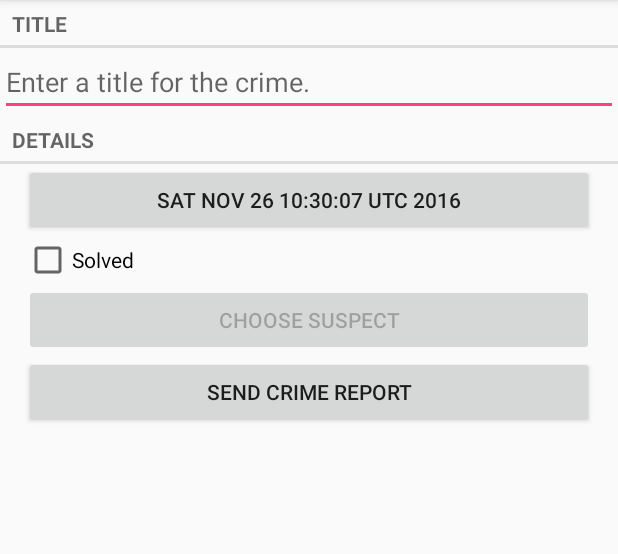
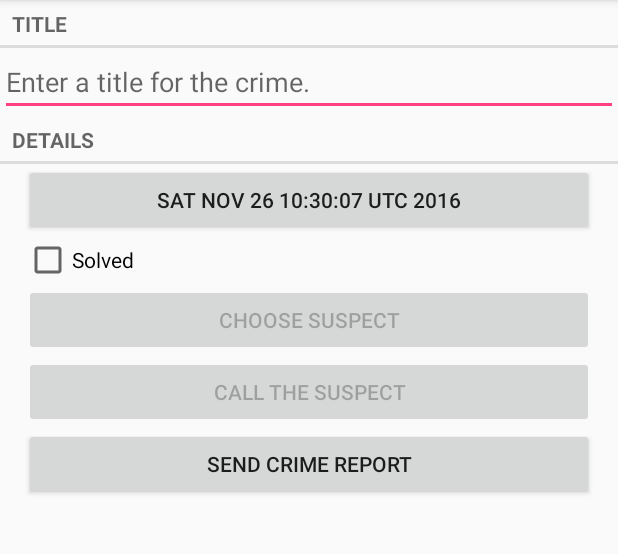
Before and after one commit to smartjinyu/APTBNRG, an Android app: the CrimeFragment screen opened directly, with no data from a screen before it, on a phone screen of 412 x 824 dp, the part 84-638 px from its top. Run offline under Robolectric (Android 15) with nearby library versions, the phone set to English and light mode, and no system bars.

Commit message:
finish all the challenges in Chapter 15

```diff
--- a/CriminalIntent/app/src/main/AndroidManifest.xml
+++ b/CriminalIntent/app/src/main/AndroidManifest.xml
@@ -8,6 +8,7 @@
         android:label="@string/app_name"
         android:supportsRtl="true"
         android:theme="@style/AppTheme">
+
         <activity android:name=".CrimeListActivity">
             <intent-filter>
                 <action android:name="android.intent.action.MAIN"/>
@@ -21,4 +22,6 @@
 
     </application>
 
+    <uses-permission android:name="android.permission.READ_CONTACTS"/>
+
 </manifest>
--- a/CriminalIntent/app/src/main/res/layout-land/fragment_crime.xml
+++ b/CriminalIntent/app/src/main/res/layout-land/fragment_crime.xml
@@ -54,6 +54,13 @@
             android:layout_height="wrap_content"
             android:layout_weight="1"
             android:text="@string/crime_suspect_text"/>
+        <Button
+            android:id="@+id/crime_call"
+            android:layout_width="wrap_content"
+            android:layout_height="wrap_content"
+            android:layout_weight="1"
+            android:text="@string/crime_call_text"/>
+
 
         <Button
             android:id="@+id/crime_report"
--- a/CriminalIntent/app/src/main/res/layout/fragment_crime.xml
+++ b/CriminalIntent/app/src/main/res/layout/fragment_crime.xml
@@ -40,6 +40,15 @@
         android:text="@string/crime_suspect_text"/>
 
     <Button
+        android:id="@+id/crime_call"
+        android:layout_width="match_parent"
+        android:layout_height="wrap_content"
+        android:layout_marginLeft="16dp"
+        android:layout_marginRight="16dp"
+        android:text="@string/crime_call_text"/>
+
+
+    <Button
         android:id="@+id/crime_report"
         android:layout_width="match_parent"
         android:layout_height="wrap_content"
--- a/CriminalIntent/app/src/main/res/values/strings.xml
+++ b/CriminalIntent/app/src/main/res/values/strings.xml
@@ -11,6 +11,7 @@
     <string name="subtitle_format">%1$o crimes</string>
     <string name="crime_suspect_text">Choose Suspect</string>
     <string name="crime_report_text">Send Crime Report</string>
+    <string name="crime_call_text">Call the suspect</string>
     <string name="crime_report">%1$s! The crime was discovered on %2$s. %3$s, and %4$s</string>
     <string name="crime_report_solved">The case is solved</string>
     <string name="crime_report_unsolved">The case is not solved</string>
```
Also changed, not shown: CriminalIntent/app/src/main/java/com/smartjinyu/criminalintent/CrimeFragment.java (+87 -6 lines).
